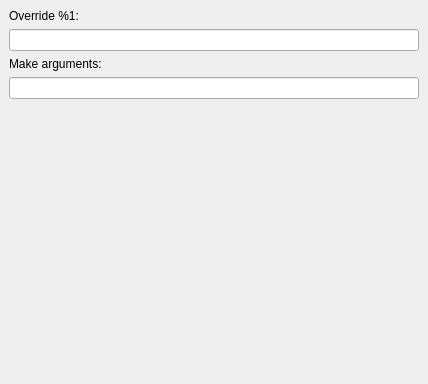
Qt form src/plugins/qt4projectmanager/makestep.ui (qt-creator/qt-creator) before a commit.
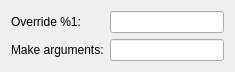
The same form after that commit.

Diff of the .ui file:
```diff
--- a/src/plugins/qt4projectmanager/makestep.ui
+++ b/src/plugins/qt4projectmanager/makestep.ui
@@ -6,71 +6,33 @@
    <rect>
     <x>0</x>
     <y>0</y>
-    <width>428</width>
-    <height>384</height>
+    <width>235</width>
+    <height>64</height>
    </rect>
   </property>
-  <layout class="QVBoxLayout" name="verticalLayout">
-   <property name="margin">
-    <number>0</number>
-   </property>
-   <item>
-    <widget class="QStackedWidget" name="stackedWidget">
-     <property name="currentIndex">
-      <number>1</number>
-     </property>
-     <widget class="QWidget" name="page_1">
-      <layout class="QFormLayout" name="formLayout_2">
-       <property name="fieldGrowthPolicy">
-        <enum>QFormLayout::ExpandingFieldsGrow</enum>
-       </property>
-      </layout>
-     </widget>
-     <widget class="QWidget" name="page_2">
-      <layout class="QVBoxLayout" name="verticalLayout_2">
-       <item>
+  <layout class="QFormLayout" name="formLayout">
+   <item row="0" column="0">
         <widget class="QLabel" name="makeLabel">
          <property name="text">
           <string>Override %1:</string>
          </property>
         </widget>
        </item>
-       <item>
+   <item row="0" column="1">
         <widget class="QLineEdit" name="makeLineEdit"/>
        </item>
-       <item>
+   <item row="1" column="0">
         <widget class="QLabel" name="makeArgumentsLabel">
          <property name="text">
           <string>Make arguments:</string>
          </property>
         </widget>
        </item>
-       <item>
+   <item row="1" column="1">
         <widget class="QLineEdit" name="makeArgumentsLineEdit"/>
        </item>
-       <item>
-        <spacer name="verticalSpacer">
-         <property name="orientation">
-          <enum>Qt::Vertical</enum>
-         </property>
-         <property name="sizeHint" stdset="0">
-          <size>
-           <width>20</width>
-           <height>255</height>
-          </size>
-         </property>
-        </spacer>
-       </item>
-      </layout>
-     </widget>
-    </widget>
-   </item>
-  </layout>
- </widget>
- <tabstops>
-  <tabstop>makeLineEdit</tabstop>
-  <tabstop>makeArgumentsLineEdit</tabstop>
- </tabstops>
+  </layout>
+ </widget>
  <resources/>
  <connections/>
 </ui>
```
Lines whose indentation alone changed are shown as unchanged.
